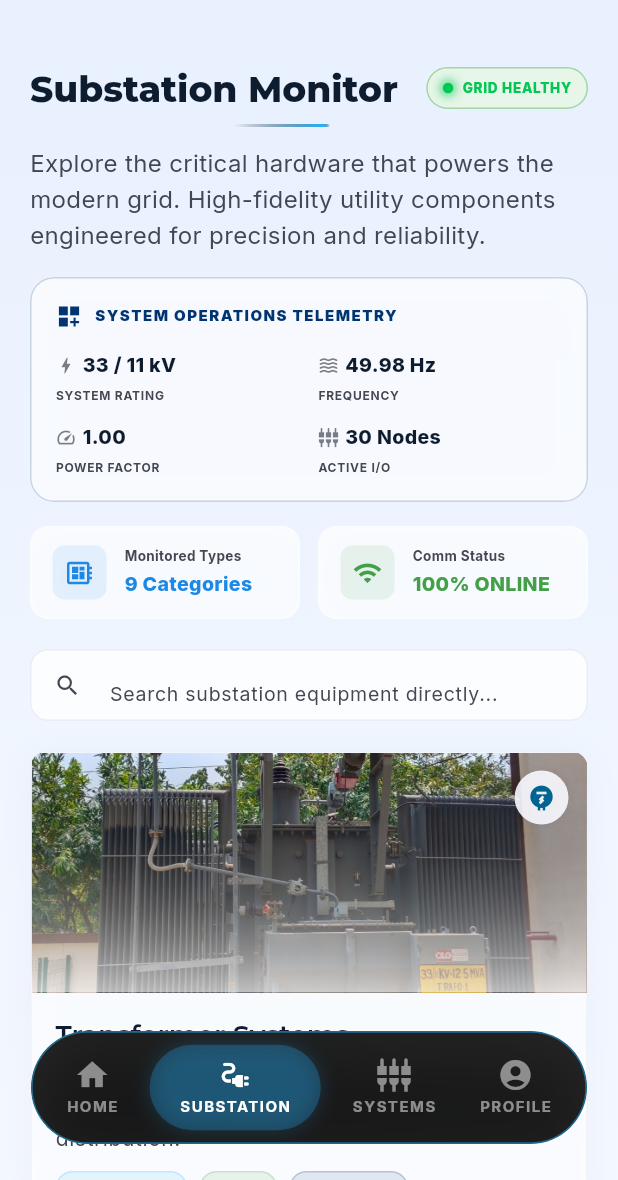
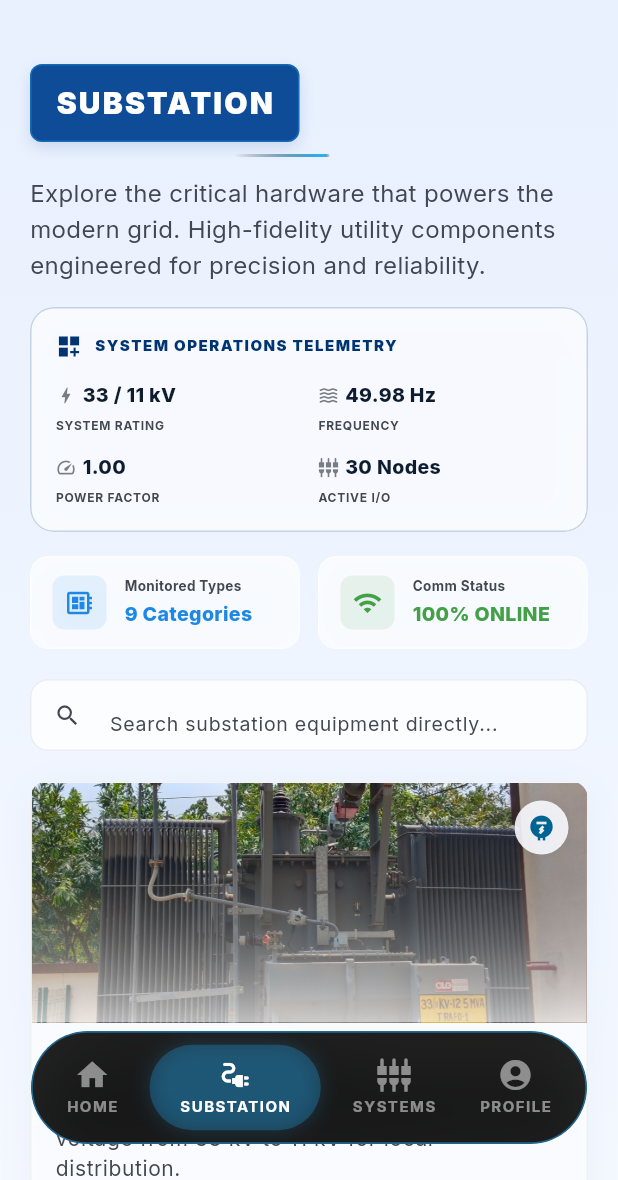
Before and after one commit to abinashmohanty8059/TPCODL, a Flutter app: the screen it shows after launch, item 2 of the bottom bar chosen, on a phone screen of 412 x 824 dp, the part 56-1236 px from its top. Run offline on Flutter 3.47's test engine with Material 3 defaults, Android fonts, the phone set to English and light mode, and no system bars; drawn by our look-alikes of flutter_animate; our stand-ins replace google_fonts, lottie.

Commit message:
substation heading fixed

```diff
--- a/lib/screens/substation_screen.dart
+++ b/lib/screens/substation_screen.dart
@@ -183,42 +183,33 @@ class _SubstationScreenState extends State<SubstationScreen> {
         crossAxisAlignment: CrossAxisAlignment.start,
         children: [
           Row(
-            mainAxisAlignment: MainAxisAlignment.spaceBetween,
             children: [
-              Expanded(
-                child: Text(
-                  'Substation Monitor',
-                  style: Theme.of(context).textTheme.headlineMedium?.copyWith(
-                        color: TPColors.onSurface,
-                        fontWeight: FontWeight.w800,
-                      ),
-                  overflow: TextOverflow.ellipsis,
-                ),
-              ),
-              const SizedBox(width: 8),
               Container(
-                padding: const EdgeInsets.symmetric(horizontal: 10, vertical: 6),
+                padding: const EdgeInsets.symmetric(horizontal: 16, vertical: 10),
                 decoration: BoxDecoration(
-                  color: Colors.green.shade50,
-                  borderRadius: BorderRadius.circular(30),
-                  border: Border.all(color: Colors.green.shade200),
-                ),
-                child: const Row(
-                  mainAxisSize: MainAxisSize.min,
-                  children: [
-                    PulsingLed(color: Color(0xFF00C853)),
-                    SizedBox(width: 6),
-                    Text(
-                      'GRID HEALTHY',
-                      style: TextStyle(
-                        fontFamily: 'Inter',
-                        fontSize: 9,
-                        fontWeight: FontWeight.w800,
-                        color: Color(0xFF00C853),
-                        letterSpacing: 0.5,
-                      ),
+                  color: const Color(0xFF0F4C97), // Sleek blue box
+                  borderRadius: BorderRadius.circular(8),
+                  border: Border.all(
+                    color: const Color(0xFF25B2FE).withValues(alpha: 0.3),
+                    width: 1,
+                  ),
+                  boxShadow: [
+                    BoxShadow(
+                      color: const Color(0xFF0F4C97).withValues(alpha: 0.15),
+                      blurRadius: 8,
+                      offset: const Offset(0, 4),
                     ),
                   ],
+                ),
+                child: const Text(
+                  'SUBSTATION',
+                  style: TextStyle(
+                    fontFamily: 'Inter',
+                    fontSize: 20,
+                    fontWeight: FontWeight.w900,
+                    color: Colors.white,
+                    letterSpacing: 1.5,
+                  ),
                 ),
               ).animate().fadeIn(duration: 400.ms, delay: 100.ms),
             ],
```
